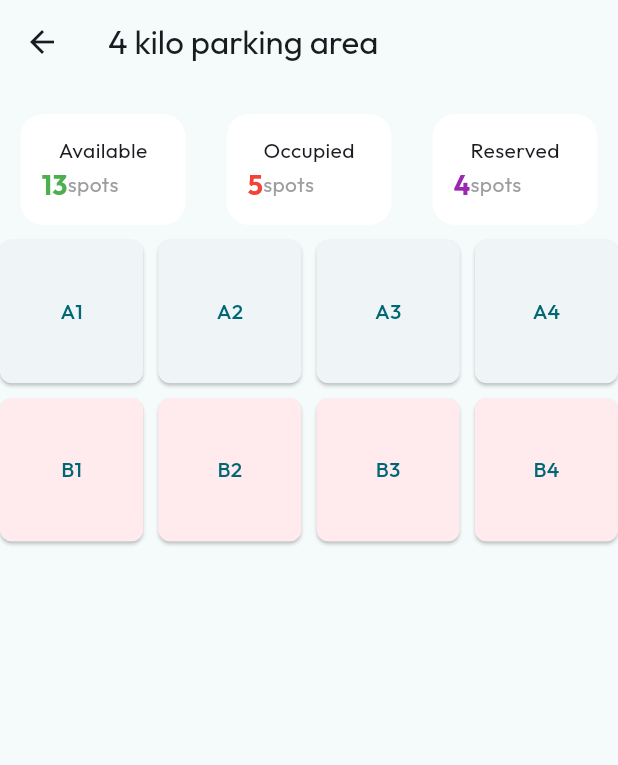
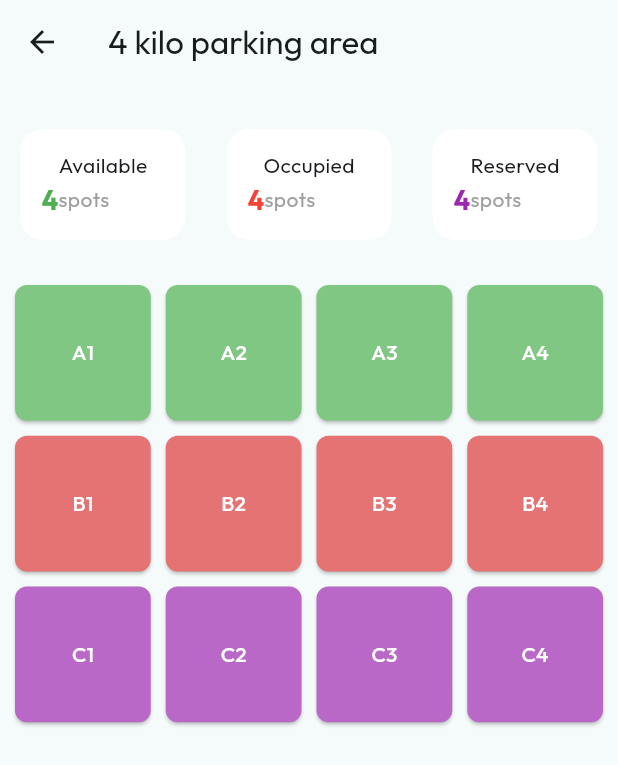
Before and after one commit to yafetfaf07/warden-app, a Flutter app: the screen it shows after launch, after a tap on "AVAILABLE", on a phone screen of 412 x 824 dp. Shown: the top 765 px of the screen. Run offline on Flutter 3.47's test engine with Material 3 defaults, Android fonts, the light colour scheme and no system bars; our stand-ins replace google_fonts.

Commit message:
Implement Dashboard page with bottom navigation; refactor main app structure and remove unused components

```diff
--- a/lib/components/app_bar.dart
+++ b/lib/components/app_bar.dart
@@ -78,37 +78,6 @@ class ParkingAppBar extends StatelessWidget implements PreferredSizeWidget {
               ),
             ),
             const SizedBox(width: 10),
-
-            // 4. Notification Bell
-            Stack(
-              children: [
-                Container(
-                  padding: const EdgeInsets.all(10),
-                  decoration: BoxDecoration(
-                    color: const Color(0xFFF5F6F8),
-                    shape: BoxShape.circle,
-                  ),
-                  child: const Icon(
-                    Icons.notifications_none_outlined,
-                    color: Color(0xFF1A1F36),
-                    size: 24,
-                  ),
-                ),
-                // Red Dot Indicator
-                Positioned(
-                  right: 8,
-                  top: 8,
-                  child: Container(
-                    width: 8,
-                    height: 8,
-                    decoration: const BoxDecoration(
-                      color: Colors.redAccent,
-                      shape: BoxShape.circle,
-                    ),
-                  ),
-                ),
-              ],
-            ),
           ],
         ),
       ),
--- a/lib/main.dart
+++ b/lib/main.dart
@@ -1,8 +1,6 @@
 import 'package:flutter/material.dart';
 import 'package:google_fonts/google_fonts.dart';
-import 'package:warden_app/components/app_bar.dart';
-import 'package:warden_app/components/assigned_areas_card.dart';
-import 'package:warden_app/components/card_display.dart';
+import 'package:warden_app/pages/dashboard_page.dart';
 
 void main() {
   runApp(const MyApp());
@@ -23,49 +21,7 @@ class MyApp extends StatelessWidget {
 
         textTheme: GoogleFonts.outfitTextTheme(Theme.of(context).textTheme),
       ),
-      home: Scaffold(
-        floatingActionButton: FloatingActionButton(onPressed: () {
-
-        }, child: Icon(Icons.qr_code),),
-        appBar: ParkingAppBar(),
-        body: Container(
-          margin: EdgeInsets.symmetric(horizontal: 12, vertical: 10),
-
-          child: Column(
-            children: [
-              Text(
-                "Current Shift",
-                style: TextStyle(fontSize: 24, fontWeight: FontWeight.bold),
-              ),
-              Text(
-                "Duty started at 8:00",
-                style: TextStyle(color: Colors.grey),
-              ),
-              const SizedBox(height: 30),
-              Row(
-                mainAxisAlignment: MainAxisAlignment.spaceAround,
-                children: [
-                  CardDisplay(
-                    title: "WORKED",
-                    icon: Icon(Icons.timer_outlined, color: Colors.blue),
-                  ),
-                  CardDisplay(
-                    title: "REVENUE",
-                    icon: Icon(Icons.attach_money, color: Colors.green),
-                  ),
-                ],
-              ),
-              const SizedBox(height: 30,),
-              SizedBox(
-                height: 450,
-                child: ListView.builder(itemCount: 5,itemBuilder: (context, index) {
-                  return AssignedAreasCard();
-                }),
-              )
-            ],
-          ),
-        ),
-      ),
+      home: Dashboard()
     );
   }
 }
--- /dev/null
+++ b/lib/pages/dashboard_page.dart
@@ -0,0 +1,92 @@
+import 'package:flutter/material.dart';
+import 'package:warden_app/components/app_bar.dart';
+import 'package:warden_app/components/assigned_areas_card.dart';
+import 'package:warden_app/components/card_display.dart';
+import 'package:warden_app/pages/report_page.dart';
+import 'package:warden_app/pages/walkin_page.dart';
+
+class Dashboard extends StatefulWidget {
+  const Dashboard({super.key});
+
+  @override
+  State<Dashboard> createState() => _DashboardState();
+}
+
+class _DashboardState extends State<Dashboard> {
+  int _currentIndex = 0;
+
+  @override
+  Widget build(BuildContext context) {
+    final List<Widget> pages = [HomeView(),ReportPage(), WalkinPage()];
+    return Scaffold(
+      body: IndexedStack(index: _currentIndex, children: pages),
+      bottomNavigationBar: BottomNavigationBar(
+        currentIndex: _currentIndex,
+        onTap: (value) {
+          setState(() {
+            _currentIndex = value;
+          });
+        },
+        items: [
+          BottomNavigationBarItem(icon: Icon(Icons.home), label: "Home"),
+          BottomNavigationBarItem(icon: Icon(Icons.report), label: "Report"),
+          BottomNavigationBarItem(icon: Icon(Icons.add), label: "Walkin"),
+        ],
+      ),
+    );
+  }
+}
+
+class HomeView extends StatelessWidget {
+  const HomeView({super.key});
+
+  @override
+  Widget build(BuildContext context) {
+    return Scaffold(
+      floatingActionButton: FloatingActionButton(
+        onPressed: () {},
+        child: Icon(Icons.qr_code),
+      ),
+      appBar: ParkingAppBar(),
+      body: SingleChildScrollView(
+        child: Container(
+          margin: EdgeInsets.symmetric(horizontal: 12, vertical: 10),
+
+          child: Column(
+            children: [
+              Text(
+                "Current Shift",
+                style: TextStyle(fontSize: 24, fontWeight: FontWeight.bold),
+              ),
+              Text("Duty started at 8:00", style: TextStyle(color: Colors.grey)),
+              const SizedBox(height: 30),
+              Row(
+                mainAxisAlignment: MainAxisAlignment.spaceAround,
+                children: [
+                  CardDisplay(
+                    title: "WORKED",
+                    icon: Icon(Icons.timer_outlined, color: Colors.blue),
+                  ),
+                  CardDisplay(
+                    title: "REVENUE",
+                    icon: Icon(Icons.attach_money, color: Colors.green),
+                  ),
+                ],
+              ),
+              const SizedBox(height: 30),
+              SizedBox(
+                height: 450,
+                child: ListView.builder(
+                  itemCount: 5,
+                  itemBuilder: (context, index) {
+                    return AssignedAreasCard();
+                  },
+                ),
+              ),
+            ],
+          ),
+        ),
+      ),
+    );
+  }
+}
--- a/lib/pages/parking_avenue_details_page.dart
+++ b/lib/pages/parking_avenue_details_page.dart
@@ -12,29 +12,32 @@ class ParkingAvenueDetails extends StatelessWidget {
     "B2",
     "B3",
     "B4",
+    "C1",
+    "C2",
+    "C3",
+    "C4",
   ];
   @override
   Widget build(BuildContext context) {
     return Scaffold(
-      appBar: AppBar(
-        title: Text("4 kilo parking area"),
-      ),
+      appBar: AppBar(title: Text("4 kilo parking area")),
       body: Column(
+        spacing: 10,
         children: [
           // Text("Spot Details"),
-          const SizedBox(height: 20,),
+          const SizedBox(height: 20),
           Row(
             mainAxisAlignment: MainAxisAlignment.spaceAround,
             children: [
-          ParkingDetailedCard(title: "Available", spots: 13,),
-          ParkingDetailedCard(title: "Occupied", spots: 5,),
-          ParkingDetailedCard(title: "Reserved", spots: 4,),
-
+              ParkingDetailedCard(title: "Available", spots: 4),
+              ParkingDetailedCard(title: "Occupied", spots: 4),
+              ParkingDetailedCard(title: "Reserved", spots: 4),
             ],
           ),
-          const SizedBox(height: 10,),
-          SizedBox(
-            height:240,
+          const SizedBox(height: 10),
+          Container(
+            margin: EdgeInsets.symmetric(horizontal: 10),
+            height: 340,
             child: GridView.builder(
               itemCount: _spots.length,
               gridDelegate: SliverGridDelegateWithFixedCrossAxisCount(
@@ -43,26 +46,39 @@ class ParkingAvenueDetails extends StatelessWidget {
                 crossAxisCount: 4,
               ),
               itemBuilder: (context, index) {
-                if (index > 3) {
+                if (index >= 0 && index <=3) {
                   return ElevatedButton(
                     style: ElevatedButton.styleFrom(
-                      backgroundColor: Colors.red.shade50,
+                      backgroundColor: Colors.green.shade300,
                       shape: RoundedRectangleBorder(
                         borderRadius: BorderRadiusGeometry.circular(8),
                       ),
                     ),
                     onPressed: () {},
-                    child: Text(_spots[index]),
+                    child: Text(_spots[index], style: TextStyle(color: Colors.white),),
                   );
-                } else {
+                } else if (index >= 3 && index <= 7) {
                   return ElevatedButton(
                     style: ElevatedButton.styleFrom(
+                      backgroundColor: Colors.red.shade300,
                       shape: RoundedRectangleBorder(
                         borderRadius: BorderRadiusGeometry.circular(8),
                       ),
                     ),
                     onPressed: () {},
-                    child: Text(_spots[index]),
+                    child: Text(_spots[index], style: TextStyle(color: Colors.white),),
+                  );
+                } else {
+                  return ElevatedButton(
+                    style: ElevatedButton.styleFrom(
+
+                      backgroundColor: Colors.purple.shade300,
+                      shape: RoundedRectangleBorder(
+                        borderRadius: BorderRadiusGeometry.circular(8),
+                      ),
+                    ),
+                    onPressed: () {},
+                    child: Text(_spots[index], style: TextStyle(color: Colors.white),),
                   );
                 }
               },
--- /dev/null
+++ b/lib/pages/report_page.dart
@@ -0,0 +1,14 @@
+import 'package:flutter/material.dart';
+
+class ReportPage extends StatelessWidget {
+  const ReportPage({super.key});
+
+  @override
+  Widget build(BuildContext context) {
+    return Scaffold(
+      body: Center(
+        child: Text("Report"),
+      ),
+    );
+  }
+}
--- /dev/null
+++ b/lib/pages/walkin_page.dart
@@ -0,0 +1,14 @@
+import 'package:flutter/material.dart';
+
+class WalkinPage extends StatelessWidget {
+  const WalkinPage({super.key});
+
+  @override
+  Widget build(BuildContext context) {
+    return Scaffold(
+      body: Center(
+        child: Text("Walkin"),
+      ),
+    );
+  }
+}
```
